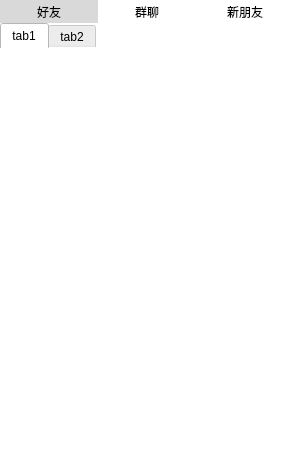
Before: the Qt Designer form view/CotPWidget.ui in linhaojun857/cooper-im-client, drawn with Qt 5.
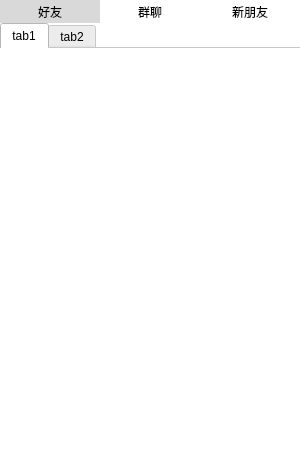
After: the same form once the commit is applied.

Patch:
```diff
--- a/view/CotPWidget.ui
+++ b/view/CotPWidget.ui
@@ -35,6 +35,9 @@
    <property name="currentIndex">
     <number>0</number>
    </property>
+   <property name="documentMode">
+    <bool>true</bool>
+   </property>
    <widget class="QWidget" name="tab1">
     <attribute name="title">
      <string>tab1</string>
@@ -51,7 +54,7 @@
     <rect>
      <x>0</x>
      <y>0</y>
-     <width>98</width>
+     <width>100</width>
      <height>23</height>
     </rect>
    </property>
@@ -67,9 +70,9 @@
   <widget class="QPushButton" name="m_groupPushButton">
    <property name="geometry">
     <rect>
-     <x>98</x>
+     <x>100</x>
      <y>0</y>
-     <width>98</width>
+     <width>100</width>
      <height>23</height>
     </rect>
    </property>
@@ -83,9 +86,9 @@
   <widget class="QPushButton" name="m_newFriPushButton">
    <property name="geometry">
     <rect>
-     <x>196</x>
+     <x>200</x>
      <y>0</y>
-     <width>98</width>
+     <width>100</width>
      <height>23</height>
     </rect>
    </property>
```
